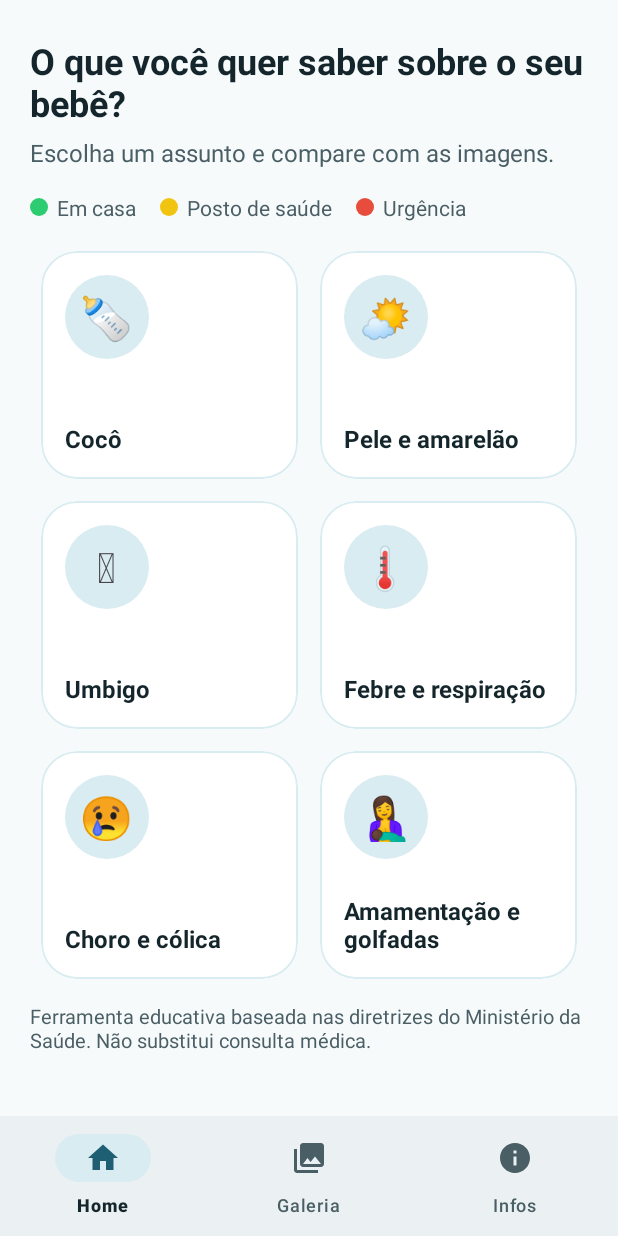
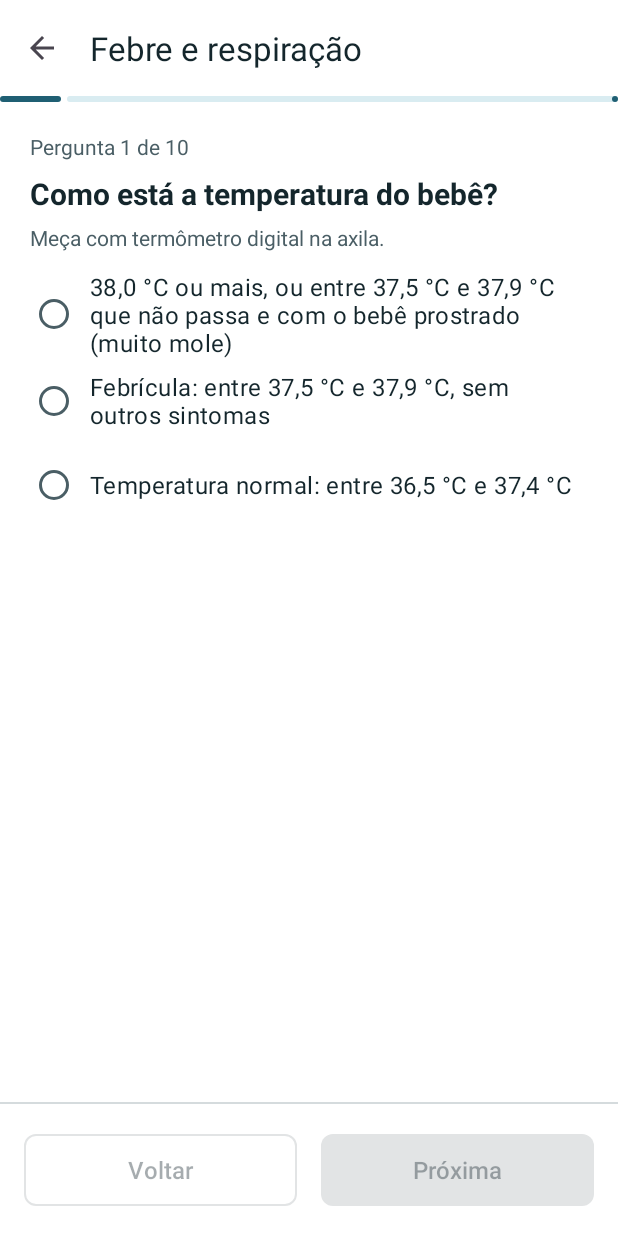
Before and after one commit to OakTreexz/App_Ninho, an Android app: the screen it shows after launch (MainActivity before the commit, TriagemFezesActivity after it), after a tap on "🌡️", on a phone screen of 412 x 824 dp. Run offline under Robolectric (Android 15) with nearby library versions, the phone set to English and light mode, and no system bars.

Commit message:
feat: adiciona formulários de Pele, Umbigo e Febre e respiração

```diff
--- /dev/null
+++ b/app/src/main/java/com/example/app_ninho/FormularioFebre.java
@@ -0,0 +1,185 @@
+package com.example.app_ninho;
+
+import java.util.ArrayList;
+import java.util.Arrays;
+import java.util.List;
+
+/**
+ * Conteúdo do módulo Febre e respiração: 10 perguntas, níveis e condutas
+ * (Modulo 4 - Febre Respiração.pdf). Os textos foram simplificados para linguagem
+ * comum e precisam de validação clínica.
+ */
+public final class FormularioFebre {
+
+    private FormularioFebre() { }
+
+    public static List<Pergunta> perguntas() {
+        List<Pergunta> l = new ArrayList<>();
+
+        l.add(new Pergunta("Febre",
+                "Como está a temperatura do bebê?",
+                "Meça com termômetro digital na axila.",
+                Arrays.asList(
+                        vermelho("38,0 °C ou mais, ou entre 37,5 °C e 37,9 °C que não passa "
+                                        + "e com o bebê prostrado (muito mole)",
+                                "Febre em recém-nascido ou prematuro pode ser sinal inicial de "
+                                        + "infecção grave. Avaliação médica imediata."),
+                        amarelo("Febrícula: entre 37,5 °C e 37,9 °C, sem outros sintomas",
+                                "Tire o excesso de roupa, mantenha o ambiente fresco, ofereça o "
+                                        + "peito com mais frequência e meça de novo em 30 a 60 "
+                                        + "minutos. Se continuar, agende avaliação médica."),
+                        normal("Temperatura normal: entre 36,5 °C e 37,4 °C",
+                                "Temperatura dentro do esperado."))));
+
+        l.add(new Pergunta("Temperatura baixa",
+                "O bebê parece muito frio ao toque, ou a temperatura na axila está baixa?",
+                "Meça com termômetro digital na axila.",
+                Arrays.asList(
+                        vermelho("Menos de 36,0 °C, ou bebê “geladinho” e prostrado",
+                                "Temperatura baixa é um sinal grave de infecção em "
+                                        + "recém-nascido e prematuro. Enquanto vai ao "
+                                        + "atendimento, aqueça o bebê com contato pele a pele "
+                                        + "(método canguru) e agasalhe-o."),
+                        amarelo("Entre 36,0 °C e 36,4 °C",
+                                "Aqueça o bebê agora, com roupas adequadas, touca de algodão e "
+                                        + "contato pele a pele com a mãe. Meça de novo a "
+                                        + "temperatura em 30 minutos."),
+                        normal("36,5 °C ou mais",
+                                "Temperatura sem sinal de frio."))));
+
+        l.add(new Pergunta("Respiração por minuto",
+                "Com o bebê calmo e descoberto, quantas vezes a barriguinha ou o peito sobe "
+                        + "em 1 minuto completo?",
+                null,
+                Arrays.asList(
+                        vermelho("60 ou mais por minuto (muito rápida), ou menos de 30 por "
+                                        + "minuto (muito lenta)",
+                                "Risco de dificuldade grave para respirar, pneumonia ou "
+                                        + "infecção grave. Atendimento de emergência imediato."),
+                        amarelo("Entre 51 e 59 por minuto, com o bebê acordado ou depois de "
+                                        + "chorar",
+                                "Acalme o bebê, espere 10 minutos com ele relaxado e conte de "
+                                        + "novo a respiração por 1 minuto completo."),
+                        normal("Entre 30 e 50 por minuto, em repouso",
+                                "Respiração normal para um recém-nascido."))));
+
+        l.add(new Pergunta("Costelas afundando",
+                "As costelas do bebê afundam com força, ou a barriguinha “puxa para dentro” "
+                        + "abaixo das costelas, a cada respiração?",
+                null,
+                Arrays.asList(
+                        vermelho("Sim",
+                                "É o sinal de tiragem, que mostra que o bebê está fazendo "
+                                        + "força demais para respirar. Avaliação médica "
+                                        + "imediata."),
+                        normal("Não", "Peito sem afundamento ao respirar."))));
+
+        l.add(new Pergunta("Narinas",
+                "As narinas do bebê abrem e fecham com força (inflando) cada vez que ele "
+                        + "puxa o ar?",
+                null,
+                Arrays.asList(
+                        vermelho("Sim",
+                                "As narinas batendo mostram que o bebê está com “fome de ar”. "
+                                        + "Requer atendimento de urgência."),
+                        normal("Não", "Narinas sem movimento forte ao respirar."))));
+
+        l.add(new Pergunta("Barulho ao respirar",
+                "O bebê faz algum barulho ao respirar (um “gemidinho” a cada vez que solta o "
+                        + "ar, ou um chiado agudo ao puxar o ar)?",
+                null,
+                Arrays.asList(
+                        vermelho("Gemido a cada vez que solta o ar, ou barulho constante de "
+                                        + "“engasgo” ao respirar",
+                                "O gemido é uma tentativa do pulmão de se manter aberto e é "
+                                        + "sinal de gravidade. Exige atendimento imediato."),
+                        amarelo("Ronco leve no nariz por secreção, que melhora depois de "
+                                        + "lavar o nariz",
+                                "Limpe o nariz com soro fisiológico 0,9% em gotas e aspire "
+                                        + "com suavidade, se necessário."),
+                        normal("Respiração silenciosa, sem gemidos ou ruídos estranhos",
+                                "Sem ruídos graves ao respirar."))));
+
+        l.add(new Pergunta("Pausas na respiração",
+                "O bebê tem pausas em que para completamente de respirar?",
+                null,
+                Arrays.asList(
+                        vermelho("Pausas longas (mais de 15 a 20 segundos), ou pausas com "
+                                        + "lábios roxos ou corpo mole",
+                                "Pausas longas na respiração (apneia) são risco para a vida. "
+                                        + "Vá com urgência a um serviço de emergência."),
+                        comum("Pausas curtas (menos de 10 segundos), seguidas de respiração "
+                                        + "mais rápida, com a cor corada",
+                                "Pausas curtas seguidas de respiração mais rápida são comuns "
+                                        + "no recém-nascido. Continue observando, sem alarde."),
+                        normal("Não tem pausas na respiração",
+                                "Sem pausas respiratórias."))));
+
+        l.add(new Pergunta("Cor dos lábios",
+                "Qual é a cor dos lábios, da língua e do interior da boca do bebê?",
+                null,
+                Arrays.asList(
+                        vermelho("Lábios, língua ou interior da boca roxos, azulados ou "
+                                        + "acinzentados, ou palidez extrema",
+                                "Sinal de pouco oxigênio no sangue ou de má circulação. "
+                                        + "Requer atendimento médico imediato."),
+                        comum("Só as pontas das mãos e dos pés um pouco arroxeadas ou frias, "
+                                        + "com lábios e língua bem rosados",
+                                "Pontas das mãos e dos pés arroxeadas são comuns nos "
+                                        + "primeiros dias de vida. Aqueça as extremidades."),
+                        normal("Lábios, boca e corpo inteiramente rosados",
+                                "Boa oxigenação e circulação."))));
+
+        l.add(new Pergunta("Mamada e energia",
+                "Como está o comportamento do bebê para mamar e o seu nível de energia?",
+                null,
+                Arrays.asList(
+                        vermelho("Recusa total do peito ou da mamadeira, não consegue mamar, "
+                                        + "está largado, pálido, muito mole ou vomita tudo",
+                                "São sinais gerais de perigo. O bebê tem risco alto de piorar "
+                                        + "e de ficar com açúcar baixo no sangue. Avaliação "
+                                        + "médica urgente."),
+                        amarelo("Mama com pausas mais frequentes para respirar, ou está mais "
+                                        + "sonolento, mas ainda aceita mamar",
+                                "Limpe o nariz com soro fisiológico antes das mamadas, "
+                                        + "ofereça o peito em tomadas menores e mais frequentes "
+                                        + "e agende consulta no posto de saúde."),
+                        normal("Mama com vontade, ativo e com boa sucção",
+                                "Bom estado geral e boa aceitação da mamada."))));
+
+        l.add(new Pergunta("Chiado e tosse",
+                "O bebê tem chiado (“peito chiando” ou “piando”), tosse frequente, ou saiu "
+                        + "da UTI neonatal (prematuro com histórico pulmonar)?",
+                null,
+                Arrays.asList(
+                        vermelho("Chiado intenso no peito com cansaço visível, tosse com "
+                                        + "engasgos, ou bebê que saiu da UTI neonatal e piorou "
+                                        + "rápido",
+                                "Risco de bronquiolite, de piora da doença pulmonar do "
+                                        + "prematuro ou de pneumonia. Avaliação médica urgente."),
+                        amarelo("Tosse ocasional ou leve chiadinho de vez em quando, sem "
+                                        + "esforço para respirar e com o bebê mamando bem",
+                                "Agende consulta na Unidade Básica de Saúde (UBS) para ouvir "
+                                        + "o pulmão e reavaliar o bebê."),
+                        normal("Sem tosse e sem chiado no peito",
+                                "Sem sinais de problema nas vias aéreas."))));
+
+        return l;
+    }
+
+    private static Opcao normal(String rotulo, String conduta) {
+        return new Opcao(rotulo, NivelRisco.VERDE, conduta, false);
+    }
+
+    private static Opcao comum(String rotulo, String conduta) {
+        return new Opcao(rotulo, NivelRisco.VERDE, conduta, true);
+    }
+
+    private static Opcao amarelo(String rotulo, String conduta) {
+        return new Opcao(rotulo, NivelRisco.AMARELO, conduta, false);
+    }
+
+    private static Opcao vermelho(String rotulo, String conduta) {
+        return new Opcao(rotulo, NivelRisco.VERMELHO, conduta, false);
+    }
+}
--- /dev/null
+++ b/app/src/main/java/com/example/app_ninho/Formularios.java
@@ -0,0 +1,33 @@
+package com.example.app_ninho;
+
+import java.util.ArrayList;
+import java.util.List;
+
+/** Entrega o formulário de cada módulo clínico e informa quais já estão disponíveis. */
+public final class Formularios {
+
+    private Formularios() { }
+
+    public static boolean disponivel(ModuloClinico modulo) {
+        return !para(modulo).isEmpty();
+    }
+
+    public static List<Pergunta> para(ModuloClinico modulo) {
+        switch (modulo) {
+            case FEZES:
+                return FormularioCoco.perguntas();
+            case PELE:
+                return FormularioPele.perguntas();
+            case UMBIGO:
+                return FormularioUmbigo.perguntas();
+            case FEBRE_RESPIRACAO:
+                return FormularioFebre.perguntas();
+            case CHORO_COLICA:
+                return FormularioChoro.perguntas();
+            case AMAMENTACAO:
+                return FormularioAmamentacao.perguntas();
+            default:
+                return new ArrayList<>();
+        }
+    }
+}
--- a/app/src/main/java/com/example/app_ninho/HomeFragment.java
+++ b/app/src/main/java/com/example/app_ninho/HomeFragment.java
@@ -1,6 +1,5 @@
 package com.example.app_ninho;
 
-import android.content.Intent;
 import android.os.Bundle;
 import android.view.LayoutInflater;
 import android.view.View;
@@ -29,8 +28,8 @@ public class HomeFragment extends Fragment {
         RecyclerView lista = view.findViewById(R.id.rv_modulos);
         lista.setLayoutManager(new GridLayoutManager(requireContext(), 2));
         lista.setAdapter(new ModuloAdapter(modulo -> {
-            if (modulo == ModuloClinico.FEZES) {
-                startActivity(new Intent(requireContext(), TriagemFezesActivity.class));
+            if (Formularios.disponivel(modulo)) {
+                TriagemFezesActivity.abrir(requireContext(), modulo);
             } else {
                 Toast.makeText(requireContext(),
                         "Este módulo estará disponível em breve.",
--- a/app/src/main/java/com/example/app_ninho/ModuloClinico.java
+++ b/app/src/main/java/com/example/app_ninho/ModuloClinico.java
@@ -4,9 +4,9 @@ import androidx.annotation.StringRes;
 
 /** Os 6 módulos clínicos do app (RF02 / US03). */
 public enum ModuloClinico {
-    FEZES(R.string.modulo_fezes, "🍼"),
-    PELE(R.string.modulo_pele, "🌤️"),
-    UMBIGO(R.string.modulo_umbigo, "🫧"),
+    FEZES(R.string.modulo_fezes, "💩"),
+    PELE(R.string.modulo_pele, "🧴"),
+    UMBIGO(R.string.modulo_umbigo, "🪢"),
     FEBRE_RESPIRACAO(R.string.modulo_febre, "🌡️"),
     CHORO_COLICA(R.string.modulo_choro, "😢"),
     AMAMENTACAO(R.string.modulo_amamentacao, "🤱");
--- a/app/src/main/java/com/example/app_ninho/TriagemFezesActivity.java
+++ b/app/src/main/java/com/example/app_ninho/TriagemFezesActivity.java
@@ -1,12 +1,13 @@
 package com.example.app_ninho;
 
+import android.content.Context;
+import android.content.Intent;
 import android.os.Bundle;
 import android.view.LayoutInflater;
 import android.view.View;
 import android.widget.RadioButton;
 import android.widget.RadioGroup;
 import android.widget.TextView;
-import android.widget.Toast;
 
 import androidx.activity.EdgeToEdge;
 import androidx.appcompat.app.AppCompatActivity;
@@ -19,16 +20,21 @@ import com.google.android.material.button.MaterialButton;
 import com.google.android.material.dialog.MaterialAlertDialogBuilder;
 import com.google.android.material.progressindicator.LinearProgressIndicator;
 
+import java.util.ArrayList;
 import java.util.Arrays;
 import java.util.List;
-import java.util.ArrayList;
 
-/** Formulário do módulo Cocô */
+/**
+ * Formulário de triagem, uma pergunta por tela. Serve para qualquer módulo:
+ * o módulo escolhido na Home define as perguntas.
+ */
 public class TriagemFezesActivity extends AppCompatActivity {
 
+    private static final String EXTRA_MODULO = "modulo";
     private static final String ESTADO_ATUAL = "atual";
     private static final String ESTADO_RESPOSTAS = "respostas";
 
+    private ModuloClinico modulo;
     private List<Pergunta> perguntas;
     private int[] respostas;   // índice da opção escolhida em cada pergunta (-1 = sem resposta)
     private int atual = 0;
@@ -40,6 +46,12 @@ public class TriagemFezesActivity extends AppCompatActivity {
     private MaterialButton btnVoltar;
     private MaterialButton btnProxima;
     private LinearProgressIndicator progresso;
+
+    public static void abrir(Context contexto, ModuloClinico modulo) {
+        Intent intent = new Intent(contexto, TriagemFezesActivity.class);
+        intent.putExtra(EXTRA_MODULO, modulo.name());
+        contexto.startActivity(intent);
+    }
 
     @Override
     protected void onCreate(Bundle savedInstanceState) {
@@ -53,10 +65,14 @@ public class TriagemFezesActivity extends AppCompatActivity {
             return insets;
         });
 
+        String nome = getIntent().getStringExtra(EXTRA_MODULO);
+        modulo = (nome == null) ? ModuloClinico.FEZES : ModuloClinico.valueOf(nome);
+
         MaterialToolbar toolbar = findViewById(R.id.toolbar);
+        toolbar.setTitle(getString(modulo.getTitulo()));
         toolbar.setNavigationOnClickListener(v -> finish());
 
-        perguntas = FormularioCoco.perguntas();
+        perguntas = Formularios.para(modulo);
         respostas = new int[perguntas.size()];
         Arrays.fill(respostas, -1);
         if (savedInstanceState != null) {
@@ -109,7 +125,6 @@ public class TriagemFezesActivity extends AppCompatActivity {
             tvDica.setVisibility(View.VISIBLE);
         }
 
-        // Monta as alternativas desta pergunta
         rgOpcoes.setOnCheckedChangeListener(null);
         rgOpcoes.removeAllViews();
         LayoutInflater inflater = getLayoutInflater();
@@ -120,8 +135,6 @@ public class TriagemFezesActivity extends AppCompatActivity {
             rb.setTag(i);
             rgOpcoes.addView(rb);
         }
-
-        // Se a pessoa já respondeu (voltou para esta pergunta), marca a resposta de novo
         if (respostas[atual] >= 0 && respostas[atual] < opcoes.size()) {
             ((RadioButton) rgOpcoes.getChildAt(respostas[atual])).setChecked(true);
         }
@@ -130,7 +143,6 @@ public class TriagemFezesActivity extends AppCompatActivity {
         btnProxima.setText(atual == total - 1 ? "Ver resultado" : "Próxima");
         btnVoltar.setEnabled(atual > 0);
 
-        // Ao marcar uma alternativa, guarda a resposta e libera o botão
         rgOpcoes.setOnCheckedChangeListener((grupo, checkedId) -> {
             RadioButton marcado = grupo.findViewById(checkedId);
             if (marcado == null) return;
@@ -142,7 +154,6 @@ public class TriagemFezesActivity extends AppCompatActivity {
             if (escolhida.getNivel() == NivelRisco.VERMELHO) {
                 mostrarAlertaEmergencia(perguntas.get(atual), escolhida);
             }
-
         });
     }
 
@@ -191,7 +202,7 @@ public class TriagemFezesActivity extends AppCompatActivity {
         }
 
         NivelRisco nivel = temAmarelo ? NivelRisco.AMARELO : NivelRisco.VERDE;
-        ResultadoActivity.abrir(this, nivel, titulos, condutas);
+        ResultadoActivity.abrir(this, modulo, nivel, titulos, condutas);
         finish();
     }
-    }
+}
```
Also changed, not shown: app/src/main/java/com/example/app_ninho/FormularioPele.java (added, +129 -0 lines), app/src/main/java/com/example/app_ninho/FormularioUmbigo.java (added, +188 -0 lines), app/src/main/java/com/example/app_ninho/ResultadoActivity.java (+8 -3 lines).
